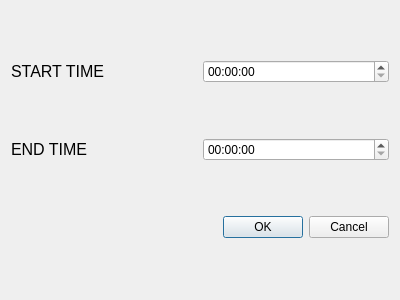
The window that Inferform.ui (benedictxwilliamxraj/Survelliance_Pyqt5) describes before a commit, drawn with Qt 5.
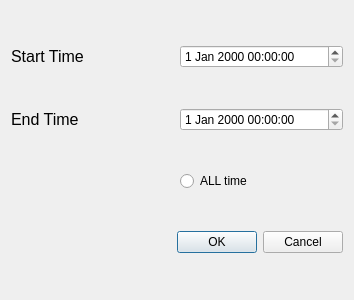
The same window after the commit. Icons and pictures are not drawn.

```diff
--- a/Inferform.ui
+++ b/Inferform.ui
@@ -6,7 +6,7 @@
    <rect>
     <x>0</x>
     <y>0</y>
-    <width>400</width>
+    <width>354</width>
     <height>300</height>
    </rect>
   </property>
@@ -17,22 +17,7 @@
    <string notr="true">background-image: url(:/wallpaper/wallpaper-1.jpg);</string>
   </property>
   <layout class="QGridLayout" name="gridLayout">
-   <item row="0" column="0">
-    <widget class="QLabel" name="Startlab">
-     <property name="font">
-      <font>
-       <pointsize>12</pointsize>
-      </font>
-     </property>
-     <property name="text">
-      <string>START TIME</string>
-     </property>
-    </widget>
-   </item>
-   <item row="0" column="1">
-    <widget class="QTimeEdit" name="startime"/>
-   </item>
-   <item row="1" column="0">
+   <item row="2" column="2">
     <widget class="QLabel" name="Endlabel">
      <property name="font">
       <font>
@@ -40,14 +25,26 @@
       </font>
      </property>
      <property name="text">
-      <string>END TIME</string>
+      <string>End Time</string>
      </property>
     </widget>
    </item>
-   <item row="1" column="1">
-    <widget class="QTimeEdit" name="endtime"/>
+   <item row="0" column="2">
+    <widget class="QLabel" name="Startlab">
+     <property name="font">
+      <font>
+       <pointsize>12</pointsize>
+      </font>
+     </property>
+     <property name="text">
+      <string>Start Time</string>
+     </property>
+    </widget>
    </item>
-   <item row="2" column="0" colspan="2">
+   <item row="2" column="3">
+    <widget class="QDateTimeEdit" name="enddttime"/>
+   </item>
+   <item row="4" column="2" colspan="2">
     <widget class="QDialogButtonBox" name="buttonBox">
      <property name="orientation">
       <enum>Qt::Horizontal</enum>
@@ -57,6 +54,16 @@
      </property>
     </widget>
    </item>
+   <item row="0" column="3">
+    <widget class="QDateTimeEdit" name="stdatetime"/>
+   </item>
+   <item row="3" column="3">
+    <widget class="QRadioButton" name="Alltime">
+     <property name="text">
+      <string>ALL time</string>
+     </property>
+    </widget>
+   </item>
   </layout>
  </widget>
  <resources>
```
